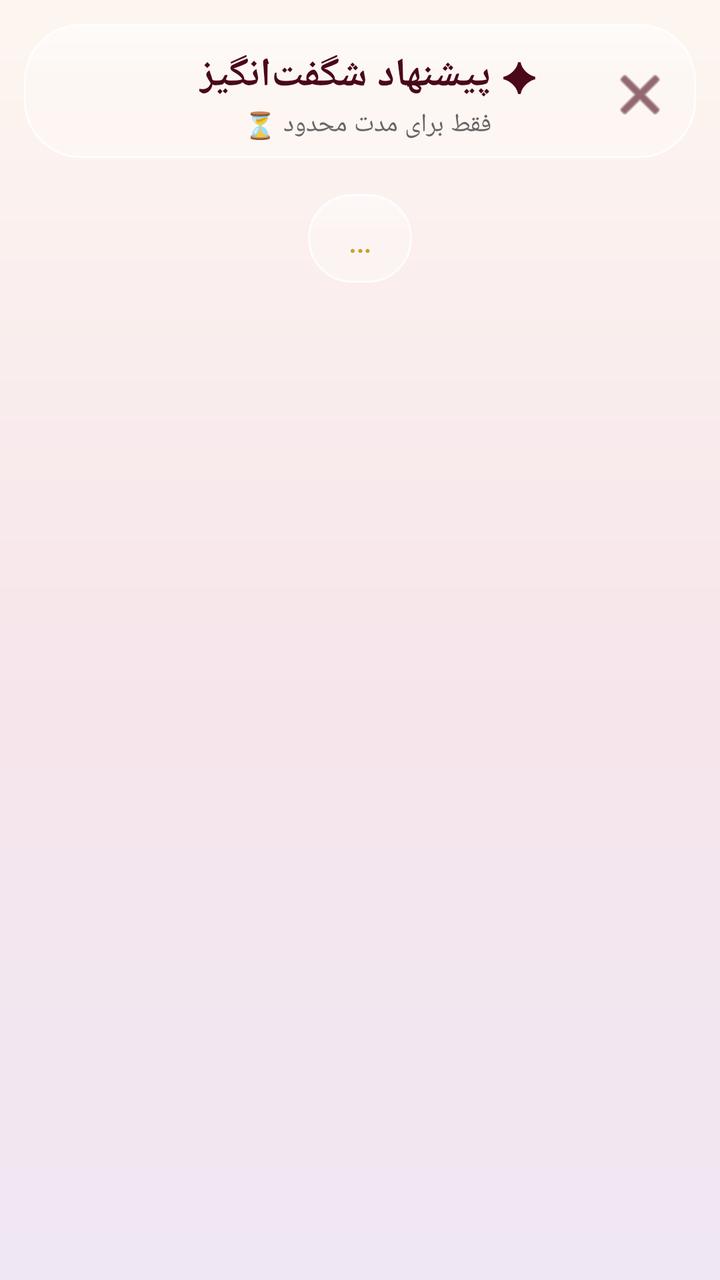
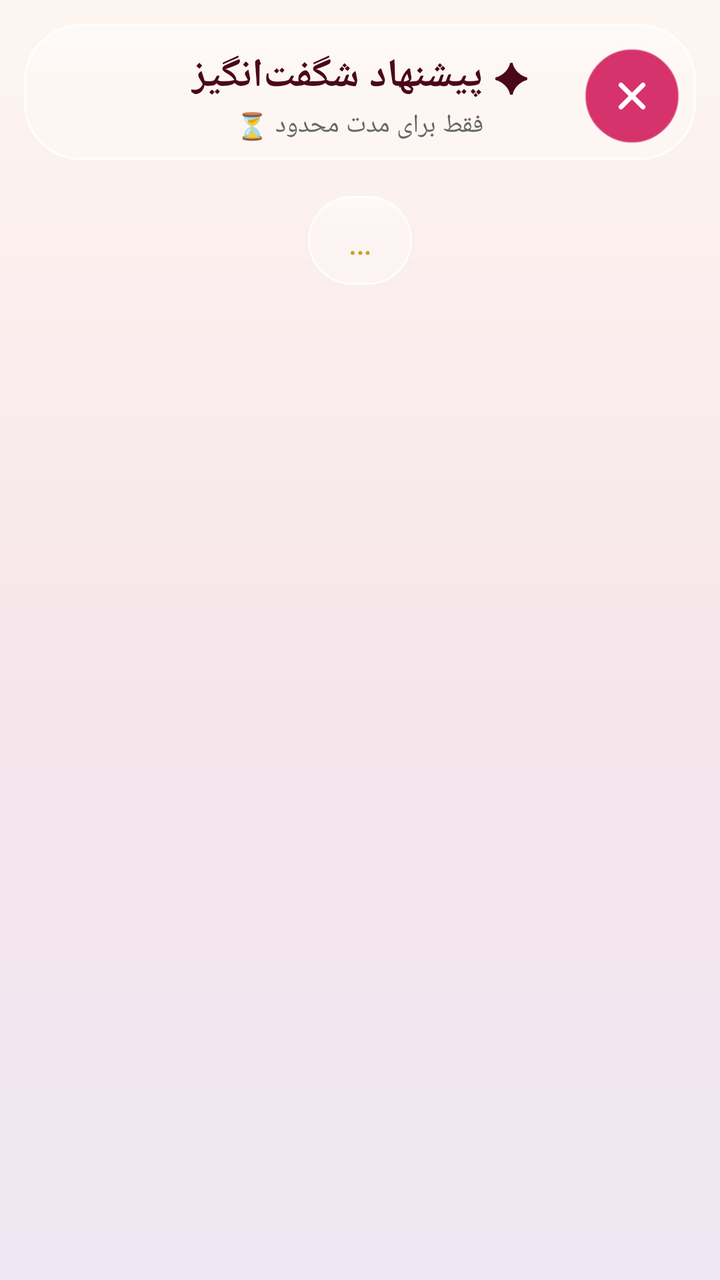

Two renders of the same Android screen: before a commit and after it. Below are the layout's source before the change and the commit's diff.
<!-- AndroidManifest.xml: application theme Theme.AramisBeauty -->
<!-- res/layout/activity_deals.xml -->
<?xml version="1.0" encoding="utf-8"?>
<LinearLayout xmlns:android="http://schemas.android.com/apk/res/android"
    android:layout_width="match_parent"
    android:layout_height="match_parent"
    android:background="@drawable/glass_bg_gradient"
    android:layoutDirection="rtl"
    android:orientation="vertical">

    <LinearLayout
        android:layout_width="match_parent"
        android:layout_height="wrap_content"
        android:layout_marginStart="12dp"
        android:layout_marginEnd="12dp"
        android:layout_marginTop="12dp"
        android:background="@drawable/glass_pill"
        android:gravity="center_vertical"
        android:orientation="horizontal"
        android:paddingStart="8dp"
        android:paddingEnd="16dp"
        android:paddingTop="12dp"
        android:paddingBottom="8dp">

        <ImageButton
            android:id="@+id/deals_close"
            android:layout_width="40dp"
            android:layout_height="40dp"
            android:background="@android:color/transparent"
            android:contentDescription="بستن"
            android:src="@android:drawable/ic_menu_close_clear_cancel"
            android:tint="@color/burgundy_dark" />

        <LinearLayout
            android:layout_width="0dp"
            android:layout_height="wrap_content"
            android:layout_weight="1"
            android:gravity="center"
            android:orientation="vertical">

            <TextView
                android:id="@+id/deals_title"
                android:layout_width="wrap_content"
                android:layout_height="wrap_content"
                android:fontFamily="@font/vazirmatn"
                android:text="✦ پیشنهاد شگفت‌انگیز"
                android:textColor="@color/burgundy_dark"
                android:textSize="20sp"
                android:textStyle="bold" />

            <TextView
                android:layout_width="wrap_content"
                android:layout_height="wrap_content"
                android:layout_marginTop="2dp"
                android:fontFamily="@font/vazirmatn"
                android:text="فقط برای مدت محدود ⏳"
                android:textColor="@color/gray_text"
                android:textSize="13sp" />
        </LinearLayout>

        <View
            android:layout_width="40dp"
            android:layout_height="40dp" />
    </LinearLayout>

    
    <TextView
        android:id="@+id/deals_countdown"
        android:layout_width="wrap_content"
        android:layout_height="wrap_content"
        android:layout_gravity="center_horizontal"
        android:layout_marginTop="18dp"
        android:background="@drawable/glass_panel"
        android:fontFamily="@font/vazirmatn_bold"
        android:paddingStart="20dp"
        android:paddingEnd="20dp"
        android:paddingTop="10dp"
        android:paddingBottom="10dp"
        android:text="…"
        android:textColor="@color/gold"
        android:textSize="18sp" />

    <ScrollView
        android:layout_width="match_parent"
        android:layout_height="0dp"
        android:layout_weight="1">

        <LinearLayout
            android:id="@+id/deals_products"
            android:layout_width="match_parent"
            android:layout_height="wrap_content"
            android:orientation="vertical"
            android:paddingStart="16dp"
            android:paddingEnd="16dp"
            android:paddingTop="16dp"
            android:paddingBottom="24dp" />
    </ScrollView>

</LinearLayout>
<!-- resources referenced by this layout -->
<resources>
  <color name="burgundy_dark">#4A0819</color>
  <color name="gold">#C9A227</color>
  <color name="gray_text">#666666</color>
  <!-- drawable glass_bg_gradient (drawable) -->
  <?xml version="1.0" encoding="utf-8"?>
  <shape xmlns:android="http://schemas.android.com/apk/res/android"
      android:shape="rectangle">
      <gradient
          android:angle="270"
          android:centerColor="#F7E6EB"
          android:endColor="#EFE7F3"
          android:startColor="#FDF6F0"
          android:type="linear" />
  </shape>
  <!-- drawable glass_panel (drawable) -->
  <?xml version="1.0" encoding="utf-8"?>
  <layer-list xmlns:android="http://schemas.android.com/apk/res/android">
      <item>
          <shape android:shape="rectangle">
              <solid android:color="#40FFFFFF" />
              <stroke
                  android:width="1dp"
                  android:color="#D9FFFFFF" />
              <corners android:radius="24dp" />
          </shape>
      </item>
      <item>
          <shape android:shape="rectangle">
              <gradient
                  android:angle="270"
                  android:centerColor="#00FFFFFF"
                  android:endColor="#00FFFFFF"
                  android:startColor="#59FFFFFF"
                  android:type="linear" />
              <corners android:radius="24dp" />
          </shape>
      </item>
  </layer-list>
  <!-- drawable glass_pill (drawable) -->
  <?xml version="1.0" encoding="utf-8"?>
  <layer-list xmlns:android="http://schemas.android.com/apk/res/android">
      <item>
          <shape android:shape="rectangle">
              <solid android:color="#40FFFFFF" />
              <stroke
                  android:width="1dp"
                  android:color="#D9FFFFFF" />
              <corners android:radius="28dp" />
          </shape>
      </item>
      <item>
          <shape android:shape="rectangle">
              <gradient
                  android:angle="270"
                  android:centerColor="#00FFFFFF"
                  android:endColor="#00FFFFFF"
                  android:startColor="#59FFFFFF"
                  android:type="linear" />
              <corners android:radius="28dp" />
          </shape>
      </item>
  </layer-list>
  <style name="Theme.AramisBeauty" parent="Theme.Material3.DayNight.NoActionBar">
          <item name="colorPrimary">@color/burgundy</item>
          <item name="colorPrimaryDark">@color/burgundy_dark</item>
          <item name="colorOnPrimary">@color/white</item>
          <item name="colorSecondary">@color/gold</item>
          <item name="android:windowBackground">@color/white</item>
          <item name="colorSurface">@color/white</item>
      </style>
  <color name="burgundy">#6E0B28</color>
  <color name="white">#FFFFFF</color>
</resources>

<!-- the commit's change to res/layout/activity_deals.xml (unified diff, before → after) -->
@@ -22,12 +22,12 @@
 
         <ImageButton
             android:id="@+id/deals_close"
-            android:layout_width="40dp"
-            android:layout_height="40dp"
-            android:background="@android:color/transparent"
+            android:layout_width="48dp"
+            android:layout_height="48dp"
+            android:background="@drawable/btn_close_circle"
             android:contentDescription="بستن"
-            android:src="@android:drawable/ic_menu_close_clear_cancel"
-            android:tint="@color/burgundy_dark" />
+            android:scaleType="center"
+            android:src="@drawable/ic_close" />
 
         <LinearLayout
             android:layout_width="0dp"
<!-- resource entries referenced after the edit -->
@@ -3,6 +3,15 @@
   <color name="burgundy_dark">#4A0819</color>
   <color name="gold">#C9A227</color>
   <color name="gray_text">#666666</color>
+  <!-- drawable btn_close_circle (drawable) -->
+  <?xml version="1.0" encoding="utf-8"?>
+  <shape xmlns:android="http://schemas.android.com/apk/res/android"
+      android:shape="oval">
+      <solid android:color="@color/deals_pink" />
+      <stroke
+          android:width="1dp"
+          android:color="#80FFFFFF" />
+  </shape>
   <!-- drawable glass_bg_gradient (drawable) -->
   <?xml version="1.0" encoding="utf-8"?>
   <shape xmlns:android="http://schemas.android.com/apk/res/android"
@@ -62,6 +71,24 @@
           </shape>
       </item>
   </layer-list>
+  <!-- drawable ic_close (drawable) -->
+  <?xml version="1.0" encoding="utf-8"?>
+  <vector xmlns:android="http://schemas.android.com/apk/res/android"
+      android:width="24dp"
+      android:height="24dp"
+      android:viewportWidth="24"
+      android:viewportHeight="24">
+      <path
+          android:strokeColor="#FFFFFF"
+          android:strokeWidth="2.4"
+          android:strokeLineCap="round"
+          android:pathData="M6.5,6.5 L17.5,17.5" />
+      <path
+          android:strokeColor="#FFFFFF"
+          android:strokeWidth="2.4"
+          android:strokeLineCap="round"
+          android:pathData="M17.5,6.5 L6.5,17.5" />
+  </vector>
   <style name="Theme.AramisBeauty" parent="Theme.Material3.DayNight.NoActionBar">
           <item name="colorPrimary">@color/burgundy</item>
           <item name="colorPrimaryDark">@color/burgundy_dark</item>
@@ -70,6 +97,7 @@
           <item name="android:windowBackground">@color/white</item>
           <item name="colorSurface">@color/white</item>
       </style>
+  <color name="deals_pink">#D6336C</color>
   <color name="burgundy">#6E0B28</color>
   <color name="white">#FFFFFF</color>
 </resources>
